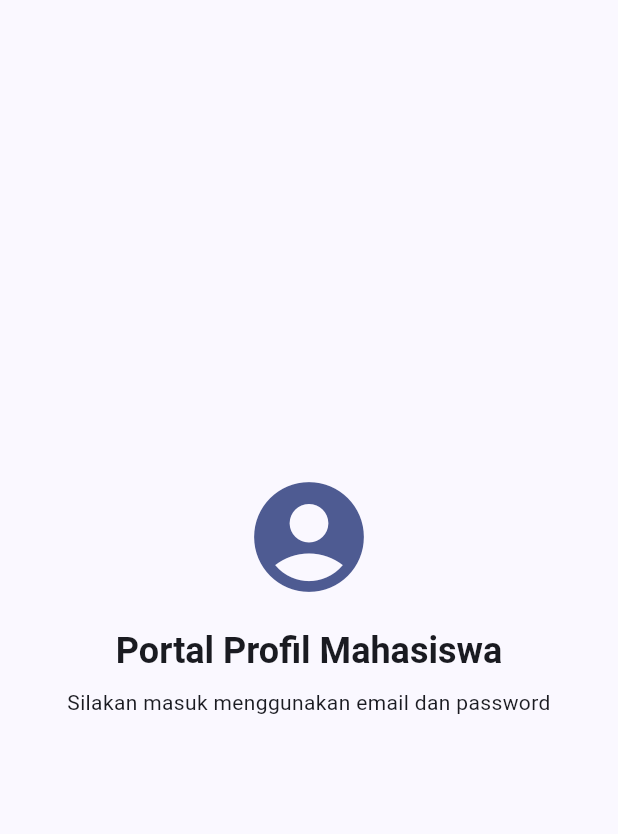
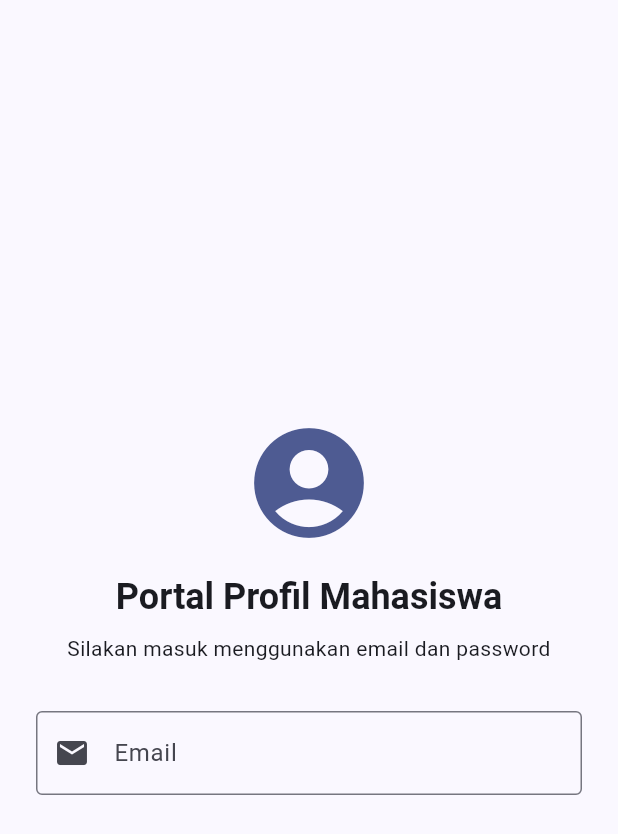
Before and after one commit to syafiqfadhil/UTS_PML_1124160087, a Flutter app: the screen it shows after launch, on a phone screen of 412 x 824 dp. Shown: the top 834 px of the screen. Run offline on Flutter 3.47's test engine with Material 3 defaults, Android fonts, the phone set to English and light mode, and no system bars; missing offline and left inert: dart:ffi; statements that could not run were skipped.

Commit message:
menambahkan textbox email pada halaman login

```diff
--- a/profile_app/lib/screens/login_page.dart
+++ b/profile_app/lib/screens/login_page.dart
@@ -75,7 +75,28 @@ class _LoginPageState extends State<LoginPage> {
                     style: Theme.of(context).textTheme.bodyMedium,
                     textAlign: TextAlign.center,
                   ),
-                  const SizedBox(height: 32,)
+
+                  const SizedBox(height: 32,),
+                  TextFormField(
+                    controller: _emailController,
+                    keyboardType: TextInputType.emailAddress,
+                    decoration: const InputDecoration(
+                      labelText: 'Email',
+                      hintText: 'Contoh: fadhil@gmail.com',
+                      prefixIcon: Icon(Icons.email),
+                      border: OutlineInputBorder(),
+                    ),
+                    validator: (value){
+                      if (value == null || value.trim().isEmpty){
+                        return'Email wajib di isi';
+                      }
+                      if(!value.contains('@')){
+                        return'Format email tidak valid';
+                      }
+                      return null;
+                    },
+                  ),
+                  const SizedBox(height: 16,),
                 ],
               ),
             ),
```
